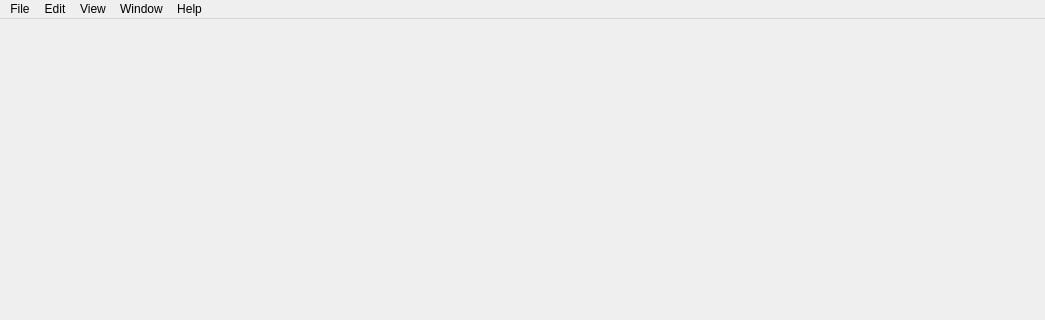
First picture: the form in ui/Main.ui, repository ShengbingZhou/register, before the edit; both pictures show x 0 to 1045 and y 0 to 320 of the 1045 by 749 pixel window.
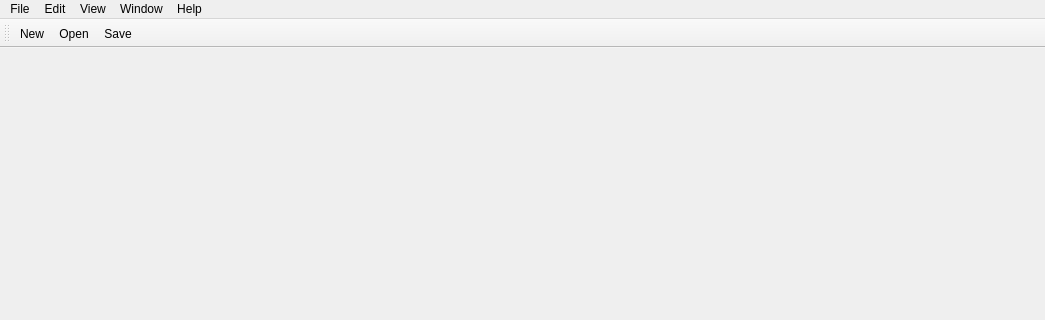
Second picture: the form after the edit.

```diff
--- a/ui/Main.ui
+++ b/ui/Main.ui
@@ -103,6 +103,20 @@
    <addaction name="menuHelp"/>
   </widget>
   <widget class="QStatusBar" name="statusbar"/>
+  <widget class="QToolBar" name="toolBar">
+   <property name="windowTitle">
+    <string>toolBar</string>
+   </property>
+   <attribute name="toolBarArea">
+    <enum>TopToolBarArea</enum>
+   </attribute>
+   <attribute name="toolBarBreak">
+    <bool>false</bool>
+   </attribute>
+   <addaction name="actionNewDesign"/>
+   <addaction name="actionOpenDesign"/>
+   <addaction name="actionSaveDesign"/>
+  </widget>
   <action name="actionNew">
    <property name="text">
     <string>New</string>
@@ -188,6 +202,30 @@
     <string>Register Access Log</string>
    </property>
   </action>
+  <action name="actionNewDesign">
+   <property name="text">
+    <string>New</string>
+   </property>
+   <property name="toolTip">
+    <string>Create a new register design</string>
+   </property>
+  </action>
+  <action name="actionOpenDesign">
+   <property name="text">
+    <string>Open</string>
+   </property>
+   <property name="toolTip">
+    <string>Open a register design</string>
+   </property>
+  </action>
+  <action name="actionSaveDesign">
+   <property name="text">
+    <string>Save</string>
+   </property>
+   <property name="toolTip">
+    <string>Save a register design</string>
+   </property>
+  </action>
  </widget>
  <resources/>
  <connections/>
```
